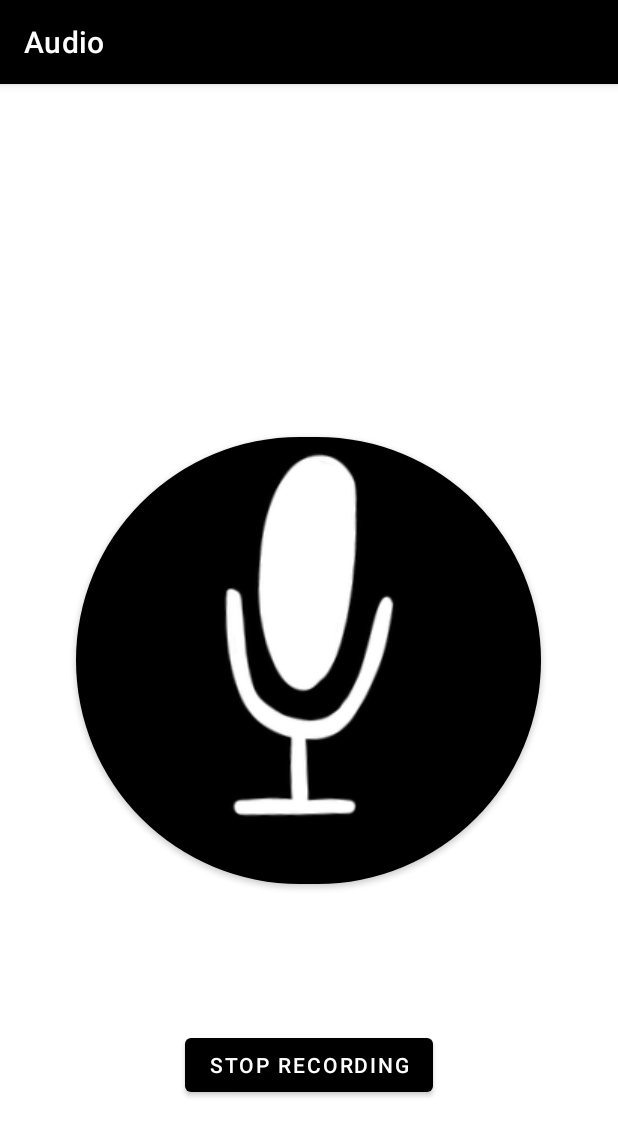
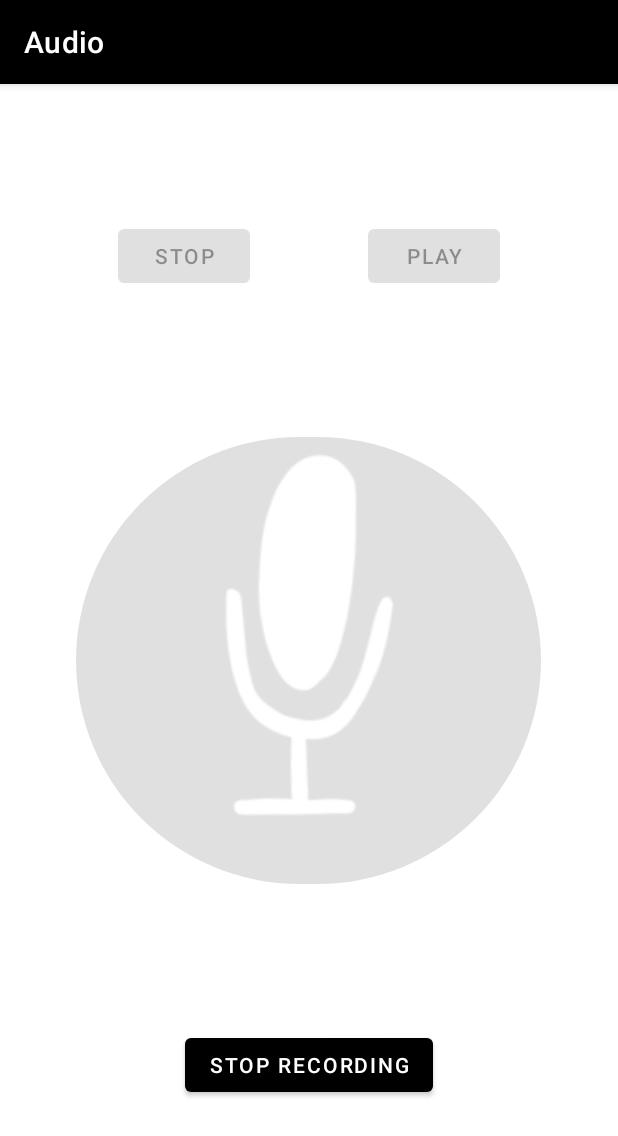
Before and after one commit to rileyharn/Audio, an Android app: the screen it shows after launch (MainActivity), after a tap on "AUDIO", on a phone screen of 412 x 824 dp. Shown: the top 1136 px of the screen. Run offline under Robolectric (Android 15) with nearby library versions, the phone set to English and light mode, and no system bars.

Commit message:
Rewrote mic code and added playback buttons (playback still bugged)

```diff
--- a/app/src/main/AndroidManifest.xml
+++ b/app/src/main/AndroidManifest.xml
@@ -1,7 +1,9 @@
 <?xml version="1.0" encoding="utf-8"?>
 <manifest xmlns:android="http://schemas.android.com/apk/res/android"
     xmlns:tools="http://schemas.android.com/tools">
-    <uses-permission android:name="android.permission.RECORD_AUDIO" />
+    <uses-permission android:name="android.permission.RECORD_AUDIO"/>
+    <uses-permission android:name="android.permission.WRITE_EXTERNAL_STORAGE"/>
+    <uses-permission android:name="android.permission.READ_EXTERNAL_STORAGE"/>
     <application
         android:allowBackup="true"
         android:dataExtractionRules="@xml/data_extraction_rules"
--- a/app/src/main/java/com/example/audio/MainActivity.java
+++ b/app/src/main/java/com/example/audio/MainActivity.java
@@ -1,103 +1,116 @@
 package com.example.audio;
 
+import android.content.pm.PackageManager;
+import android.media.MediaPlayer;
+import android.media.MediaRecorder;
+import android.os.Environment;
 import androidx.appcompat.app.AppCompatActivity;
 import androidx.core.app.ActivityCompat;
 import androidx.core.content.ContextCompat;
-
-import android.content.pm.PackageManager;
-import android.media.MediaRecorder;
+import android.view.View;
 import android.os.Bundle;
-import android.os.Environment;
-import android.view.View;
+import android.util.Log;
+import android.widget.Button;
 import android.widget.Toast;
 import android.Manifest;
-
-import java.io.File;
 import java.io.IOException;
 
+import static android.Manifest.permission.READ_EXTERNAL_STORAGE;
+import static android.Manifest.permission.RECORD_AUDIO;
+import static android.Manifest.permission.WRITE_EXTERNAL_STORAGE;
+
 public class MainActivity extends AppCompatActivity {
-    //Variables for MediaRecorder (recording audio)
-    File recordingFile;
-    boolean microphoneRunning = false;
-    boolean microphonePermission = false;
-    MediaRecorder mediaRecorder;
-
-
+    private Button startBtn, stopBtn, playBtn, stopPlayBtn;
+    private MediaRecorder mRecorder;
+    private MediaPlayer mPlayer;
+    private static final String LOG_TAG = "AudioRecording";
+    private static String mFileName = null;
+    public static final int REQUEST_AUDIO_PERMISSION_CODE = 1;
     @Override
     protected void onCreate(Bundle savedInstanceState) {
         super.onCreate(savedInstanceState);
         setContentView(R.layout.activity_main);
-        requestAudioPermissions();
-        mediaRecorder = new MediaRecorder();
-        if (ActivityCompat.checkSelfPermission(getApplicationContext(), Manifest.permission.RECORD_AUDIO) != PackageManager.PERMISSION_GRANTED) {
+        startBtn = findViewById(R.id.recordButton);
+        stopBtn = findViewById(R.id.stopRecordButton);
+        playBtn = findViewById(R.id.startPlayback);
+        stopPlayBtn = findViewById(R.id.stopPlayback);
+        stopBtn.setEnabled(false);
+        playBtn.setEnabled(false);
+        stopPlayBtn.setEnabled(false);
+        mFileName = Environment.getExternalStorageDirectory().getAbsolutePath();
+        mFileName += "/AudioRecording.3gp";
+    }
 
-            ActivityCompat.requestPermissions(this, new String[]{Manifest.permission.RECORD_AUDIO},0);
-
+    public void startRecording(View view){
+        if(CheckPermissions()) {
+            stopBtn.setEnabled(true);
+            startBtn.setEnabled(false);
+            playBtn.setEnabled(false);
+            stopPlayBtn.setEnabled(false);
+            mRecorder = new MediaRecorder();
+            mRecorder.setAudioSource(MediaRecorder.AudioSource.MIC);
+            mRecorder.setOutputFormat(MediaRecorder.OutputFormat.THREE_GPP);
+            mRecorder.setAudioEncoder(MediaRecorder.AudioEncoder.AMR_NB);
+            mRecorder.setOutputFile(mFileName);
+            try {
+                mRecorder.prepare();
+            } catch (IOException e) {
+                Log.e(LOG_TAG, "prepare() failed");
+            }
+            mRecorder.start();
+            Toast.makeText(getApplicationContext(), "Recording Started", Toast.LENGTH_LONG).show();
         }
-        else {
-            mediaRecorder = new MediaRecorder();
-            mediaRecorder.reset();
-            mediaRecorder.setAudioSource(MediaRecorder.AudioSource.MIC);
-            mediaRecorder.setOutputFormat(MediaRecorder.OutputFormat.MPEG_4);
-            mediaRecorder.setAudioEncoder(MediaRecorder.AudioEncoder.DEFAULT);
-            mediaRecorder.setOutputFile(getFilePath());
-        }
-        try {
-            mediaRecorder.prepare();
-        } catch (IOException e) {
-            // Log.e(LOG_TAG, "prepare() failed");
-            throw new RuntimeException(e);
+        else
+        {
+            RequestPermissions();
         }
     }
 
-    private void requestAudioPermissions() {
-        if (ContextCompat.checkSelfPermission(this, Manifest.permission.RECORD_AUDIO) != PackageManager.PERMISSION_GRANTED) {
+    public void stopRecording(View view){
+        stopBtn.setEnabled(false);
+        startBtn.setEnabled(true);
+        playBtn.setEnabled(true);
+        stopPlayBtn.setEnabled(true);
+        mRecorder.stop();
+        mRecorder.release();
+        mRecorder = null;
+        Toast.makeText(getApplicationContext(), "Recording Stopped", Toast.LENGTH_LONG).show();
+    }
 
-            if (ActivityCompat.shouldShowRequestPermissionRationale(this, Manifest.permission.RECORD_AUDIO)) {
-                Toast.makeText(this, "Please grant permissions to record audio", Toast.LENGTH_LONG).show();
-                ActivityCompat.requestPermissions(this, new String[]{Manifest.permission.RECORD_AUDIO}, 1);
-            }
-        } else {
-            microphonePermission = true;
+    public void startPlay(View view){
+        stopBtn.setEnabled(false);
+        startBtn.setEnabled(true);
+        playBtn.setEnabled(false);
+        stopPlayBtn.setEnabled(true);
+        mPlayer = new MediaPlayer();
+        try {
+            mPlayer.setDataSource(mFileName);
+            mPlayer.prepare();
+            mPlayer.start();
+            Toast.makeText(getApplicationContext(), "Recording Started Playing", Toast.LENGTH_LONG).show();
+        } catch (IOException e) {
+            Log.e(LOG_TAG, "prepare() failed");
         }
     }
 
-    public void startMicrophone(View view)
-    {
-
-        if(!microphoneRunning)
-        {
-            mediaRecorder.start();
-            microphoneRunning = true;
-            Toast toast = Toast.makeText( getApplicationContext(),"Start Microphone", Toast.LENGTH_LONG);
-            toast.show();
-        }
+    public void stopPlay(View view){
+        mPlayer.release();
+        mPlayer = null;
+        stopBtn.setEnabled(false);
+        startBtn.setEnabled(true);
+        playBtn.setEnabled(true);
+        stopPlayBtn.setEnabled(false);
+        Toast.makeText(getApplicationContext(),"Playing Audio Stopped", Toast.LENGTH_SHORT).show();
     }
 
-    public void stopMicrophone(View view)
-    {
-        if(microphoneRunning)
-        {
-            mediaRecorder.stop();
-            microphoneRunning = false;
-            mediaRecorder.reset();
-            mediaRecorder.setAudioSource(MediaRecorder.AudioSource.MIC);
-            mediaRecorder.setOutputFormat(MediaRecorder.OutputFormat.MPEG_4);
-            mediaRecorder.setAudioEncoder(MediaRecorder.AudioEncoder.DEFAULT);
-            mediaRecorder.setOutputFile(getFilePath());
-            Toast toast = Toast.makeText( getApplicationContext(),"Stop Microphone", Toast.LENGTH_LONG);
-            toast.show();
-        }
+    private boolean CheckPermissions() {
+        int result = ContextCompat.checkSelfPermission(getApplicationContext(), WRITE_EXTERNAL_STORAGE);
+        int result1 = ContextCompat.checkSelfPermission(getApplicationContext(), READ_EXTERNAL_STORAGE);
+        int result2 = ContextCompat.checkSelfPermission(getApplicationContext(), RECORD_AUDIO);
+        return result == PackageManager.PERMISSION_GRANTED && result1 == PackageManager.PERMISSION_GRANTED && result2 == PackageManager.PERMISSION_GRANTED;
     }
-
-    private String getFilePath() {
-
-        String filepath = getFilesDir().getPath();
-        File file = new File(filepath, "MediaRecorderSample");
-
-        if (!file.exists())
-            file.mkdirs();
-
-        return (file.getAbsolutePath() + "/" + "test.mp3");
+    private void RequestPermissions() {
+        System.out.println("Here");
+        ActivityCompat.requestPermissions(this, new String[]{Manifest.permission.RECORD_AUDIO, Manifest.permission.WRITE_EXTERNAL_STORAGE, READ_EXTERNAL_STORAGE}, REQUEST_AUDIO_PERMISSION_CODE);
     }
 }
--- a/app/src/main/res/layout/activity_main.xml
+++ b/app/src/main/res/layout/activity_main.xml
@@ -21,7 +21,7 @@
             android:layout_marginStart="1dp"
             android:layout_marginEnd="1dp"
             android:drawableTint="@color/black"
-            android:onClick="startMicrophone"
+            android:onClick="startRecording"
             android:text="@string/app_name"
             app:cornerRadius="250dp"
             app:icon="@drawable/mic_icon"
@@ -32,18 +32,45 @@
             app:layout_constraintEnd_toEndOf="parent"
             app:layout_constraintHorizontal_bias="0.494"
             app:layout_constraintStart_toStartOf="parent"
-            app:layout_constraintTop_toTopOf="parent" />
+            app:layout_constraintTop_toTopOf="parent"
+            app:toggleCheckedStateOnClick="true" />
 
         <Button
             android:id="@+id/stopRecordButton"
             android:layout_width="wrap_content"
             android:layout_height="wrap_content"
-            android:onClick="stopMicrophone"
+            android:onClick="stopRecording"
             android:text="@string/stopRecordButtonText"
             app:layout_constraintBottom_toBottomOf="parent"
             app:layout_constraintEnd_toEndOf="parent"
             app:layout_constraintStart_toStartOf="parent"
             app:layout_constraintTop_toBottomOf="@+id/recordButton" />
 
+        <Button
+            android:id="@+id/stopPlayback"
+            android:layout_width="wrap_content"
+            android:layout_height="wrap_content"
+            android:layout_weight="1"
+            android:onClick="stopPlay"
+            android:text="Stop"
+            app:layout_constraintBottom_toTopOf="@+id/recordButton"
+            app:layout_constraintEnd_toStartOf="@+id/startPlayback"
+            app:layout_constraintHorizontal_bias="0.5"
+            app:layout_constraintStart_toStartOf="parent"
+            app:layout_constraintTop_toTopOf="parent" />
+
+        <Button
+            android:id="@+id/startPlayback"
+            android:layout_width="wrap_content"
+            android:layout_height="wrap_content"
+            android:layout_weight="1"
+            android:onClick="startPlay"
+            android:text="Play"
+            app:layout_constraintBottom_toTopOf="@+id/recordButton"
+            app:layout_constraintEnd_toEndOf="parent"
+            app:layout_constraintHorizontal_bias="0.5"
+            app:layout_constraintStart_toEndOf="@+id/stopPlayback"
+            app:layout_constraintTop_toTopOf="parent" />
+
     </androidx.constraintlayout.widget.ConstraintLayout>
 </androidx.constraintlayout.widget.ConstraintLayout>
```
